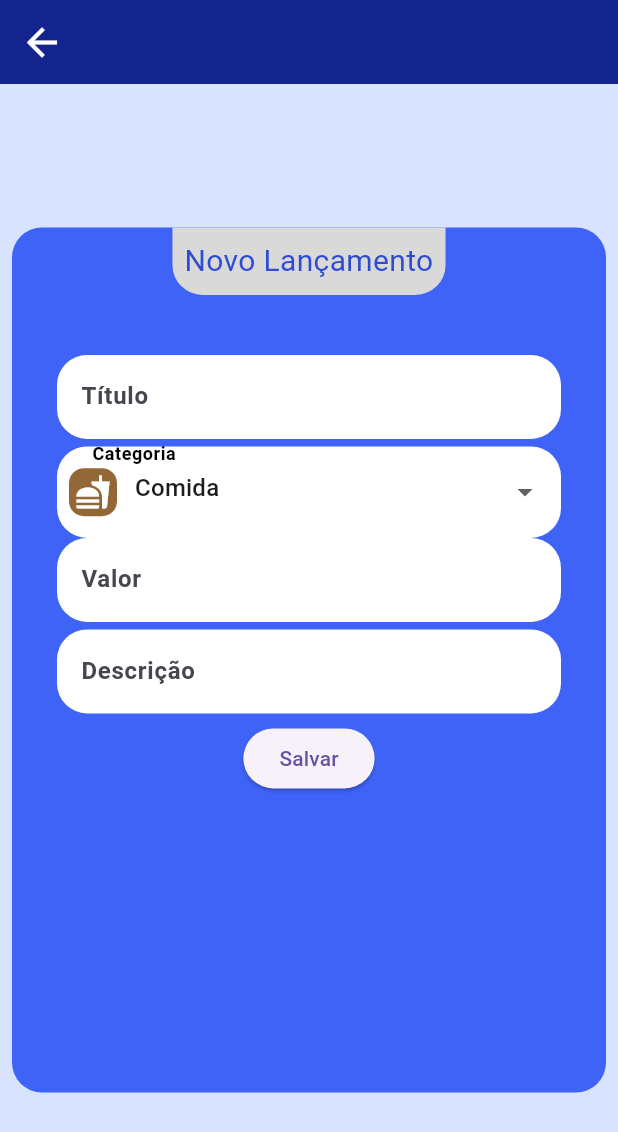
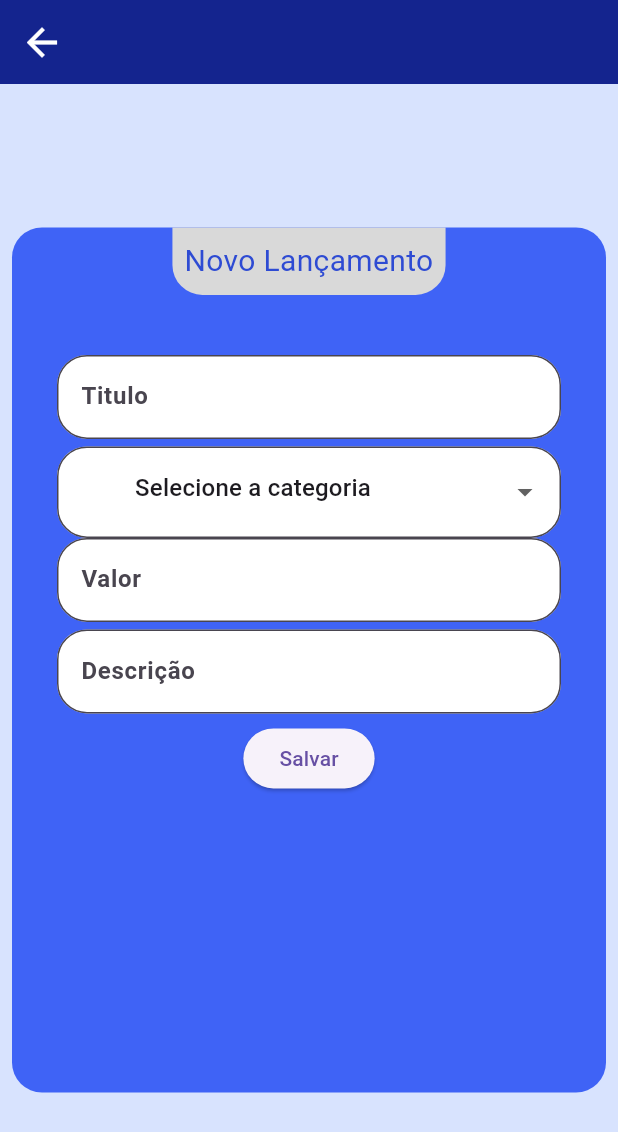
Before and after one commit to CaueCF/meudin, a Flutter app: the screen it shows after launch, after a tap on the "add" icon, on a phone screen of 412 x 824 dp. Shown: the top 1132 px of the screen. Run offline on Flutter 3.47's test engine with Material 2 defaults, Android fonts, the phone set to English and light mode, and no system bars; our stand-ins replace hive, hive_flutter; accounts and stored records are empty.

Commit message:
update
Formulário funcional

```diff
--- a/lib/custom_widgets/balanco.dart
+++ b/lib/custom_widgets/balanco.dart
@@ -52,12 +52,14 @@ class Balanco extends StatelessWidget {
           width: 140,
           child: Row(
             mainAxisAlignment: MainAxisAlignment.center,
-            children: [
+            //crossAxisAlignment: CrossAxisAlignment.center,
+            children: <Widget>[
               tipoIcon,
-              Text(
-                NumberFormat.simpleCurrency(decimalDigits: 2).format(valor),
-                style: estilo,
-                textAlign: TextAlign.center,
+              Flexible(
+                child: Text(
+                  NumberFormat.simpleCurrency(decimalDigits: 2).format(valor),
+                  style: estilo,
+                ),
               ),
             ],
           ),
--- a/lib/custom_widgets/form.dart
+++ b/lib/custom_widgets/form.dart
@@ -1,5 +1,6 @@
 import 'package:flutter/material.dart';
 import 'package:flutter/services.dart';
+import 'package:meudin/Controllers/home_controller.dart';
 import 'package:meudin/models/lancamento.dart';
 
 import 'icone_menu.dart';
@@ -17,10 +18,11 @@ class _MeuFormState extends State<MeuForm> {
 
   final List<DropdownMenuItem> itens = [
     // //Vazio
-    // const DropdownMenuItem(
-    //   value: " ",
-    //   child: Text(""),
-    // ),
+    const DropdownMenuItem(
+      value: "selecione",
+      enabled: false,
+      child: Text("Selecione a categoria"),
+    ),
 
     //Entreterimento
     const DropdownMenuItem(
@@ -36,17 +38,57 @@ class _MeuFormState extends State<MeuForm> {
 
     //Salario
     const DropdownMenuItem(
-      value: "Trabalho",
-      child: Text("Trabalho"),
+      value: "Salário",
+      child: Text("Salário"),
     ),
   ];
 
   String dropValor = " ";
 
+  Lancamento l = Lancamento.empty();
+  HomeController controller = HomeController();
+
+  InputBorder borda = const OutlineInputBorder(
+    borderRadius: BorderRadius.all(Radius.circular(20)),
+  );
+
+  InputDecoration decoracaoPadrao({String label = "", Widget? icone}) {
+    return InputDecoration(
+      filled: true,
+      fillColor: Colors.white,
+      labelText: label,
+
+      prefixIcon: icone,
+
+      //Estilo
+      labelStyle: const TextStyle(fontWeight: FontWeight.bold),
+
+      floatingLabelStyle: const TextStyle(
+        backgroundColor: Colors.white,
+      ),
+      border: borda,
+    );
+  }
+
   @override
   void initState() {
-    dropValor = itens[1].value;
+    dropValor = itens[0].value;
+    l.tipo = dropValor;
+    l.io = testaTipo(dropValor);
     super.initState();
+  }
+
+  bool testaTipo(String s) {
+    switch (s) {
+      case "Comida":
+        return false;
+      case "Entreterimento":
+        return false;
+      case "Salário":
+        return true;
+      default:
+        return false;
+    }
   }
 
   @override
@@ -63,18 +105,7 @@ class _MeuFormState extends State<MeuForm> {
 
               TextFormField(
                 //Decoração
-                decoration: const InputDecoration(
-                  filled: true,
-                  fillColor: Colors.white,
-                  hintText: 'Título',
-
-                  //Estilo
-                  hintStyle: TextStyle(fontWeight: FontWeight.bold),
-                  border: OutlineInputBorder(
-                    borderRadius: BorderRadius.all(Radius.circular(20)),
-                    borderSide: BorderSide.none,
-                  ),
-                ),
+                decoration: decoracaoPadrao(label: "Titulo"),
 
                 //Validação
                 validator: (String? value) {
@@ -85,7 +116,9 @@ class _MeuFormState extends State<MeuForm> {
                   return null;
                 },
 
-                //onSaved: (String? value) {},
+                onSaved: (String? value) {
+                  l.titulo = value!;
+                },
               ),
               const SizedBox(height: 5),
               //
@@ -97,31 +130,19 @@ class _MeuFormState extends State<MeuForm> {
                 padding: const EdgeInsets.only(bottom: 5),
 
                 //Decoração
-                decoration: InputDecoration(
-                  filled: true,
-                  fillColor: Colors.white,
-                  prefixIcon: IconeMenu(s: dropValor),
-                  label: const Padding(
-                    padding: EdgeInsets.only(top: 15, left: 10),
-                    child: Text(
-                      "Categoria",
-                      style: TextStyle(
-                        fontWeight: FontWeight.bold,
-                        color: Colors.black,
-                      ),
-                    ),
-                  ),
+                decoration: decoracaoPadrao(icone: IconeMenu(s: dropValor)),
 
-                  //Estilo
-                  border: const OutlineInputBorder(
-                    borderRadius: BorderRadius.all(Radius.circular(20)),
-                    borderSide: BorderSide.none,
-                  ),
-                ),
+                validator: (value) {
+                  if (value == itens[0].value) {
+                    return 'Por favor selecione a categoria!';
+                  }
+                  return null;
+                },
 
                 onChanged: (value) {
                   dropValor = value;
-
+                  l.tipo = value;
+                  l.io = testaTipo(dropValor);
                   setState(() {
                     dropValor;
                   });
@@ -135,18 +156,7 @@ class _MeuFormState extends State<MeuForm> {
                 keyboardType: TextInputType.number,
                 inputFormatters: [FilteringTextInputFormatter.digitsOnly],
                 //Decoração
-                decoration: const InputDecoration(
-                  filled: true,
-                  fillColor: Colors.white,
-                  hintText: 'Valor',
-
-                  //Estilo
-                  hintStyle: TextStyle(fontWeight: FontWeight.bold),
-                  border: OutlineInputBorder(
-                    borderRadius: BorderRadius.all(Radius.circular(20)),
-                    borderSide: BorderSide.none,
-                  ),
-                ),
+                decoration: decoracaoPadrao(label: "Valor"),
 
                 //Validação
                 validator: (String? value) {
@@ -156,7 +166,9 @@ class _MeuFormState extends State<MeuForm> {
                   return null;
                 },
 
-                //onSaved: (String? value) {},
+                onSaved: (String? value) {
+                  l.preco = double.parse(value!);
+                },
               ),
               const SizedBox(height: 5),
 
@@ -165,28 +177,11 @@ class _MeuFormState extends State<MeuForm> {
               //Observações
               TextFormField(
                 //Decoração
-                decoration: const InputDecoration(
-                  filled: true,
-                  fillColor: Colors.white,
-                  hintText: 'Descrição',
+                decoration: decoracaoPadrao(label: "Descrição"),
 
-                  //Estilo
-                  hintStyle: TextStyle(fontWeight: FontWeight.bold),
-                  border: OutlineInputBorder(
-                    borderRadius: BorderRadius.all(Radius.circular(20)),
-                    borderSide: BorderSide.none,
-                  ),
-                ),
-
-                //Validação
-                validator: (String? value) {
-                  if (value == null || value.isEmpty) {
-                    return 'Favor inserir informações';
-                  }
-                  return null;
+                onSaved: (String? value) {
+                  l.infos = value ?? " ";
                 },
-
-                onSaved: (String? value) {},
               ),
 
               //Salvar
@@ -198,7 +193,9 @@ class _MeuFormState extends State<MeuForm> {
                       // Validate will return true if the form is valid, or
                       // false if the form is invalid.
                       if (_formKey.currentState!.validate()) {
-                        // Process data.
+                        _formKey.currentState!.save();
+                        controller.adicionaItem(l);
+                        Navigator.of(context).pop();
                       }
                     },
                     child: const Text('Salvar'),
--- a/lib/custom_widgets/icone_menu.dart
+++ b/lib/custom_widgets/icone_menu.dart
@@ -22,7 +22,7 @@ class IconeMenu extends StatelessWidget {
         cor = MyColor.entreterimento;
         icone = Icons.sports_esports;
         break;
-      case "Trabalho":
+      case "Salário":
         cor = MyColor.salario;
         icone = Icons.work;
         break;
--- a/lib/custom_widgets/saldo_livre.dart
+++ b/lib/custom_widgets/saldo_livre.dart
@@ -33,7 +33,12 @@ class SaldoLivre extends StatelessWidget {
                 padding: EdgeInsets.only(right: 8.0),
                 child: Icon(Icons.account_balance, color: Colors.white),
               ),
-              Text("R\$$saldo", style: const TextStyle(fontSize: 20, color: Colors.white)),
+              Text("R\$$saldo",
+                  style: const TextStyle(
+                    fontSize: 20,
+                    color: Colors.white,
+                    overflow: TextOverflow.clip,
+                  )),
             ],
           ),
         ],
--- a/lib/data/database.dart
+++ b/lib/data/database.dart
@@ -8,7 +8,7 @@ class Database {
 
   void criarDadosIniciais() {
     dados = <Lancamento>[
-      const Lancamento(
+      Lancamento(
         io: false,
         titulo: "iFood",
         tipo: "Comida",
@@ -16,7 +16,7 @@ class Database {
         infos: "daysgdasygdasd",
         preco: 10.00,
       ),
-      const Lancamento(
+      Lancamento(
         io: false,
         tipo: "Entreterimento",
         preco: 50.00,
@@ -24,7 +24,7 @@ class Database {
         data: "15/01 19:00",
         infos: "asdgaisgdaisd",
       ),
-      const Lancamento(
+      Lancamento(
         io: true,
         tipo: "Salário",
         preco: 400.00,
@@ -32,7 +32,7 @@ class Database {
         data: "05/01 10:00",
         infos: "äsjdhausdhueaeufga",
       ),
-      const Lancamento(
+      Lancamento(
         io: false,
         tipo: "Comida",
         preco: 10.00,
@@ -40,7 +40,7 @@ class Database {
         data: "12/01 20:00",
         infos: "daysgdasygdasd",
       ),
-      const Lancamento(
+      Lancamento(
         io: false,
         tipo: "Entreterimento",
         preco: 50.00,
@@ -48,7 +48,7 @@ class Database {
         data: "15/01 19:00",
         infos: "asdgaisgdaisd",
       ),
-      const Lancamento(
+      Lancamento(
         io: true,
         tipo: "Salário",
         preco: 400.00,
@@ -56,7 +56,7 @@ class Database {
         data: "05/01 10:00",
         infos: "äsjdhausdhueaeufga",
       ),
-      const Lancamento(
+      Lancamento(
         io: false,
         tipo: "Comida",
         preco: 10.00,
@@ -64,7 +64,7 @@ class Database {
         data: "12/01 20:00",
         infos: "daysgdasygdasd",
       ),
-      const Lancamento(
+      Lancamento(
         io: false,
         tipo: "Entreterimento",
         preco: 50.00,
--- a/lib/main.dart
+++ b/lib/main.dart
@@ -10,6 +10,7 @@ void main() async {
 
   await Hive.initFlutter();
   Hive.registerAdapter(LancamentoAdapter());
+  // ignore: unused_local_variable
   var box = await Hive.openBox('lancamentos');
 
   runApp(const MyApp());
--- a/lib/models/lancamento.dart
+++ b/lib/models/lancamento.dart
@@ -4,7 +4,7 @@ part 'lancamento.g.dart';
 
 @HiveType(typeId: 1)
 class Lancamento {
-  const Lancamento({
+  Lancamento({
     required this.io,
     required this.titulo,
     required this.tipo,
@@ -13,23 +13,31 @@ class Lancamento {
     required this.preco,
   });
 
+  Lancamento.empty()
+      : io = false,
+        titulo = " ",
+        tipo = " ",
+        data = " ",
+        infos = " ",
+        preco = 0.0;
+
   @HiveField(0)
-  final bool io;
+  bool io;
   //true = entrada
   //false = saida
 
   @HiveField(1)
-  final String titulo;
+  String titulo;
 
   @HiveField(2)
-  final String tipo;
+  String tipo;
 
   @HiveField(3)
-  final String data;
+  String data;
 
   @HiveField(4)
-  final String infos;
+  String infos;
 
   @HiveField(5)
-  final double preco;
+  double preco;
 }
```
